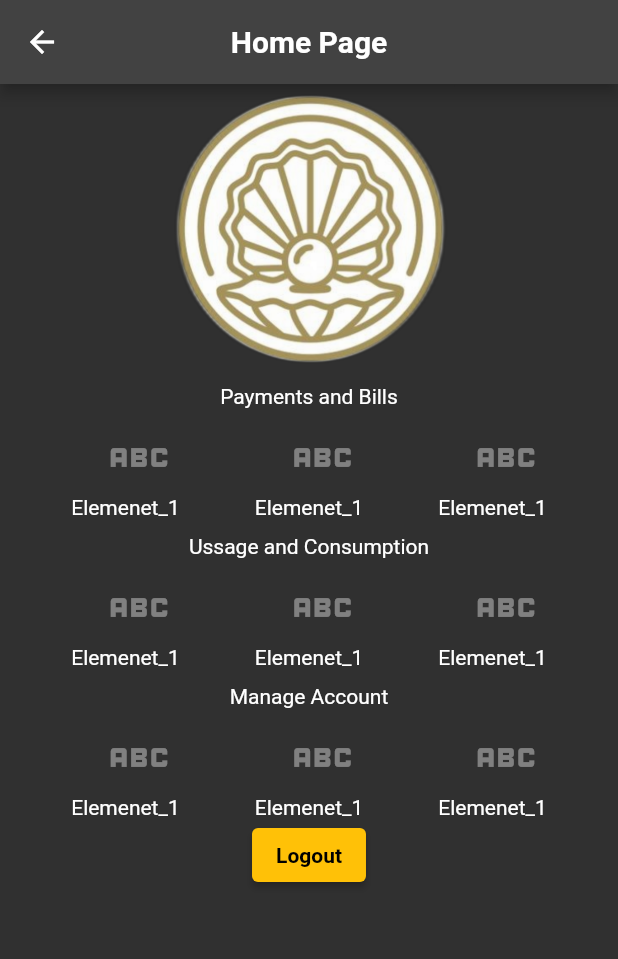
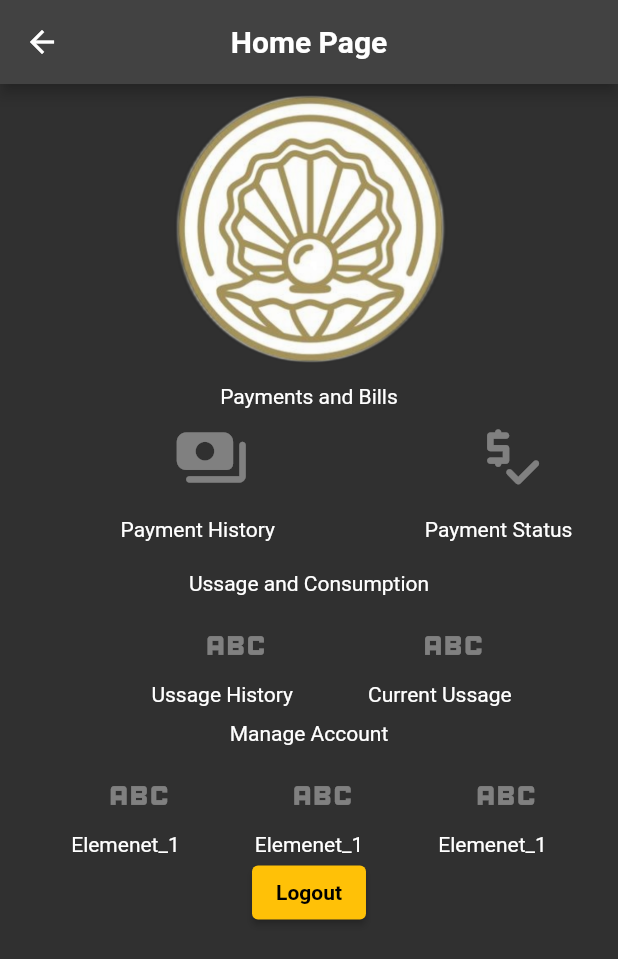
Before and after one commit to nayaksomkar/PearlEnergy, a Flutter app: the HomePage screen opened directly, on a phone screen of 412 x 824 dp. Shown: the top 959 px of the screen. Run offline on Flutter 3.47's test engine with Material 2 defaults, Android fonts, the light colour scheme and no system bars.

Commit message:
modified:   lib/pages/homepage/homepage.dart

```diff
--- a/lib/pages/homepage/homepage.dart
+++ b/lib/pages/homepage/homepage.dart
@@ -36,6 +36,53 @@ class HomePage extends StatelessWidget {
                   mainAxisAlignment: MainAxisAlignment.center,
                   crossAxisAlignment: CrossAxisAlignment.center,
                   children: [
+                    SizedBox(width: 50),
+                    Column(
+                      mainAxisAlignment: MainAxisAlignment.center,
+                      crossAxisAlignment: CrossAxisAlignment.center,
+                      children: [
+                        IconButton(
+                            onPressed: null,
+                            icon: Icon(
+                              Icons.payments_rounded,
+                              size: 50,
+                            )),
+                        SizedBox(
+                          height: 25,
+                        ),
+                        Text('Payment History')
+                      ],
+                    ),
+                    SizedBox(width: 100),
+                    Column(
+                      mainAxisAlignment: MainAxisAlignment.center,
+                      crossAxisAlignment: CrossAxisAlignment.center,
+                      children: [
+                        IconButton(
+                            onPressed: null,
+                            icon: Icon(
+                              Icons.price_check_rounded,
+                              size: 50,
+                            )),
+                        SizedBox(
+                          height: 25,
+                        ),
+                        Text('Payment Status')
+                      ],
+                    ),
+                  ],
+                ),
+                SizedBox(
+                  height: 20,
+                ),
+                Text('Ussage and Consumption'),
+                Row(
+                  mainAxisAlignment: MainAxisAlignment.center,
+                  crossAxisAlignment: CrossAxisAlignment.center,
+                  children: [
+                    SizedBox(
+                      width: 30,
+                    ),
                     Column(
                       mainAxisAlignment: MainAxisAlignment.center,
                       crossAxisAlignment: CrossAxisAlignment.center,
@@ -49,7 +96,7 @@ class HomePage extends StatelessWidget {
                         SizedBox(
                           height: 10,
                         ),
-                        Text('Elemenet_1')
+                        Text('Ussage History')
                       ],
                     ),
                     SizedBox(width: 50),
@@ -66,84 +113,7 @@ class HomePage extends StatelessWidget {
                         SizedBox(
                           height: 10,
                         ),
-                        Text('Elemenet_1')
-                      ],
-                    ),
-                    SizedBox(width: 50),
-                    Column(
-                      mainAxisAlignment: MainAxisAlignment.center,
-                      crossAxisAlignment: CrossAxisAlignment.center,
-                      children: [
-                        IconButton(
-                            onPressed: null,
-                            icon: Icon(
-                              Icons.abc,
-                              size: 50,
-                            )),
-                        SizedBox(
-                          height: 10,
-                        ),
-                        Text('Elemenet_1')
-                      ],
-                    ),
-                  ],
-                ),
-                SizedBox(
-                  height: 10,
-                ),
-                Text('Ussage and Consumption'),
-                Row(
-                  mainAxisAlignment: MainAxisAlignment.center,
-                  crossAxisAlignment: CrossAxisAlignment.center,
-                  children: [
-                    Column(
-                      mainAxisAlignment: MainAxisAlignment.center,
-                      crossAxisAlignment: CrossAxisAlignment.center,
-                      children: [
-                        IconButton(
-                            onPressed: null,
-                            icon: Icon(
-                              Icons.abc,
-                              size: 50,
-                            )),
-                        SizedBox(
-                          height: 10,
-                        ),
-                        Text('Elemenet_1')
-                      ],
-                    ),
-                    SizedBox(width: 50),
-                    Column(
-                      mainAxisAlignment: MainAxisAlignment.center,
-                      crossAxisAlignment: CrossAxisAlignment.center,
-                      children: [
-                        IconButton(
-                            onPressed: null,
-                            icon: Icon(
-                              Icons.abc,
-                              size: 50,
-                            )),
-                        SizedBox(
-                          height: 10,
-                        ),
-                        Text('Elemenet_1')
-                      ],
-                    ),
-                    SizedBox(width: 50),
-                    Column(
-                      mainAxisAlignment: MainAxisAlignment.center,
-                      crossAxisAlignment: CrossAxisAlignment.center,
-                      children: [
-                        IconButton(
-                            onPressed: null,
-                            icon: Icon(
-                              Icons.abc,
-                              size: 50,
-                            )),
-                        SizedBox(
-                          height: 10,
-                        ),
-                        Text('Elemenet_1')
+                        Text('Current Ussage')
                       ],
                     ),
                   ],
```
